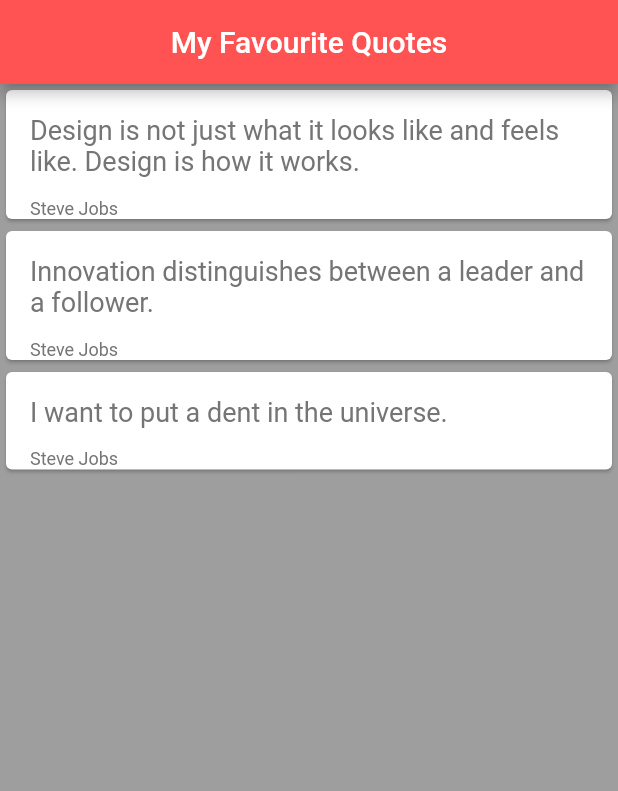
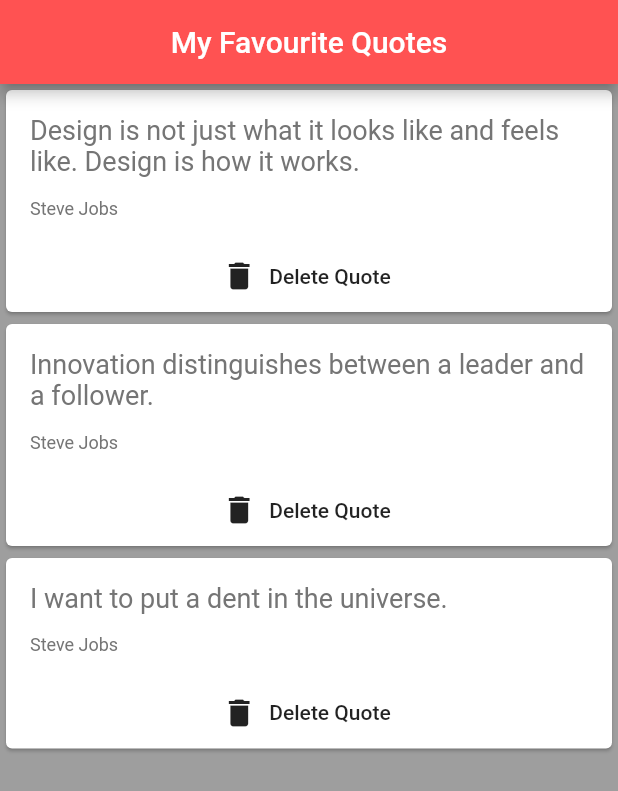
Before and after one commit to DhineshKathirvel/flutter-list-data-mobile-app-page-view, a Flutter app: the screen it shows after launch, on a phone screen of 412 x 824 dp. Shown: the top 791 px of the screen. Run offline on Flutter 3.47's test engine with Material 2 defaults, Android fonts, the phone set to English and light mode, and no system bars.

Commit message:
Added button and Passing function as parameter on click.

```diff
--- a/lib/main.dart
+++ b/lib/main.dart
@@ -31,7 +31,14 @@
         centerTitle: true,
       ),
       body: Column(
-        children: quotes.map((quote) => QuoteCard(quote: quote)).toList(),
+        children: quotes.map((quote) => QuoteCard(
+            quote: quote,
+            delete: (){
+              setState(() {
+                quotes.remove(quote);
+              });
+            },
+        )).toList(),
       )
     );
   }
--- a/lib/quote_card.dart
+++ b/lib/quote_card.dart
@@ -4,8 +4,9 @@
 class QuoteCard extends StatelessWidget {
 
   final Quote quote;
+  final Function delete;
 
-  QuoteCard({required this.quote});
+  QuoteCard({required this.quote, required this.delete});
 
   @override
   Widget build(BuildContext context) {
@@ -29,6 +30,14 @@
                   fontSize: 12.0
               ),
             ),
+            SizedBox(height: 14.0),
+            FlatButton.icon(
+                onPressed: (){
+                  delete();
+                },
+                icon: Icon(Icons.delete),
+                label: Text('Delete Quote')
+            )
           ],
         ),
       ),
```
